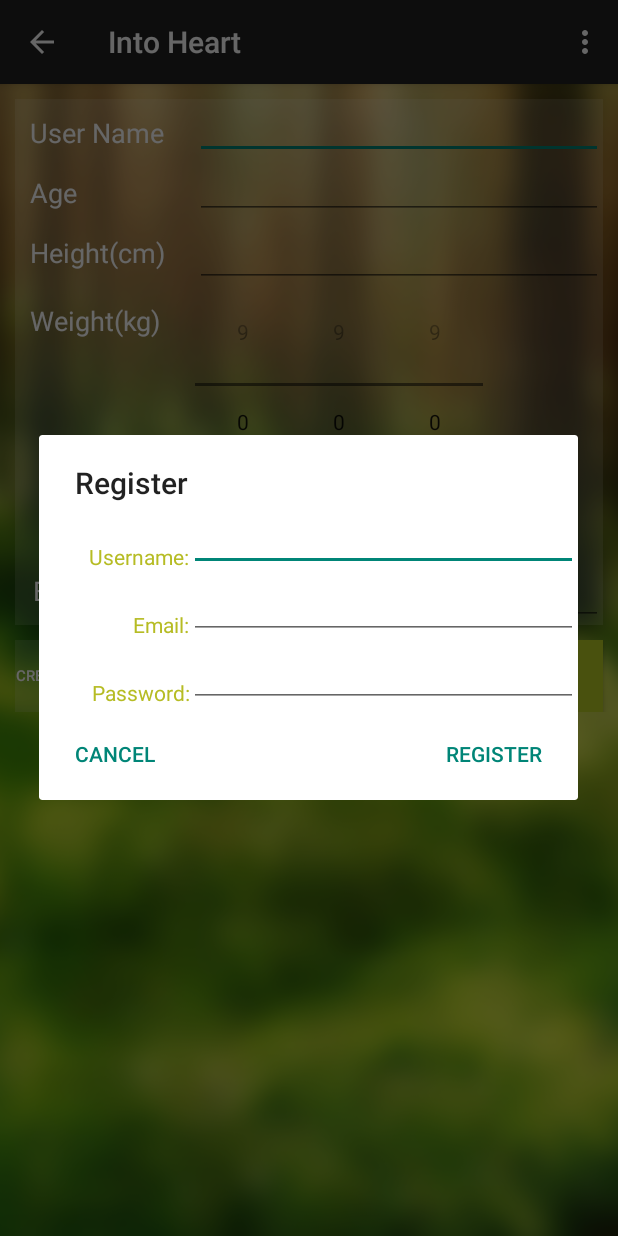
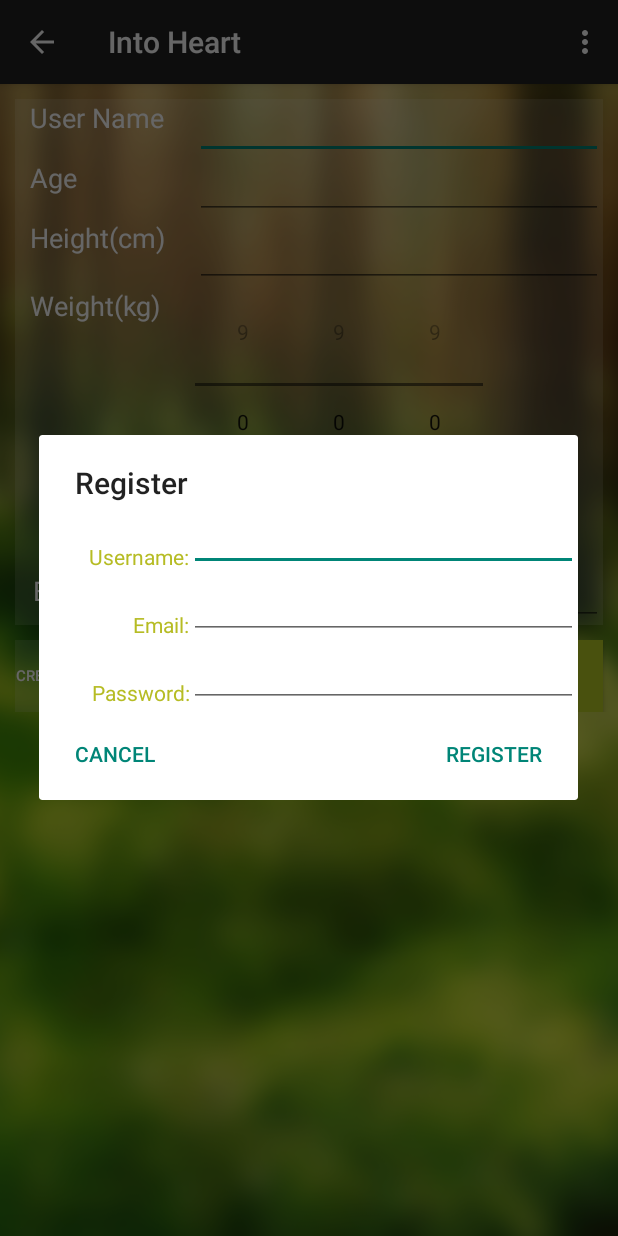
Before and after one commit to aahung/IntoHeart, an Android app: the fragment UserinfoFragment placed in its activity, after a tap on "CREAT AN ACCOUNT", on a phone screen of 412 x 824 dp. Run offline under Robolectric (Android 15) with nearby library versions, the phone set to English and light mode, and no system bars; our stand-ins replace ButterKnife; libraries missing offline, so code that uses them is left out: com.jjoe64.graphview, junit.framework, retrofit.client; 22 statements that could not run were skipped.

Commit message:
1.alerdialog_signup输入文字的颜色 2.疾病百科相关 3.sign up 和log in 的showsimplemessage内容更改 4 user info page 的文字对齐

```diff
--- a/IntoHeart/app/src/main/res/layout/alertdialog_signup.xml
+++ b/IntoHeart/app/src/main/res/layout/alertdialog_signup.xml
@@ -18,8 +18,7 @@
         <EditText
             android:layout_width="match_parent"
             android:layout_height="match_parent"
-            android:id="@+id/name_edit"
-            android:textColor="#ffffff" />
+            android:id="@+id/name_edit" />
     </LinearLayout>
     <LinearLayout
         android:orientation="horizontal"
@@ -36,8 +35,7 @@
         <EditText
             android:layout_width="match_parent"
             android:layout_height="match_parent"
-            android:id="@+id/email_edit"
-            android:textColor="#ffffff" />
+            android:id="@+id/email_edit" />
         </LinearLayout>
     <LinearLayout
         android:orientation="horizontal"
@@ -55,7 +53,6 @@
         <EditText
             android:layout_width="match_parent"
             android:layout_height="match_parent"
-            android:id="@+id/password_edit"
-            android:textColor="#ffffff" />
+            android:id="@+id/password_edit" />
     </LinearLayout>
 </LinearLayout>
--- a/IntoHeart/app/src/main/res/layout/fragment_userinfo.xml
+++ b/IntoHeart/app/src/main/res/layout/fragment_userinfo.xml
@@ -38,7 +38,6 @@
                             android:textAppearance="?android:attr/textAppearanceMedium"
                             android:text="User Name"
                             android:id="@+id/textView2"
-                            android:layout_marginTop="10dp"
                             android:layout_marginLeft="10dp"
                             android:textColor="#ffffff" />
                     </LinearLayout>
@@ -76,7 +75,6 @@
                             android:textAppearance="?android:attr/textAppearanceMedium"
                             android:text="Age"
                             android:id="@+id/textView3"
-                            android:layout_marginTop="10dp"
                             android:layout_marginLeft="10dp"
                             android:textColor="#ffffff" />
                     </LinearLayout>
@@ -112,7 +110,6 @@
                             android:textAppearance="?android:attr/textAppearanceMedium"
                             android:text="Height(cm)"
                             android:id="@+id/textView4"
-                            android:layout_marginTop="10dp"
                             android:layout_marginLeft="10dp"
                             android:textColor="#ffffff" />
                     </LinearLayout>
@@ -147,7 +144,6 @@
                             android:textAppearance="?android:attr/textAppearanceMedium"
                             android:text="Weight(kg)"
                             android:id="@+id/textView5"
-                            android:layout_marginTop="10dp"
                             android:layout_marginLeft="10dp"
                             android:textColor="#ffffff" />
                     </LinearLayout>
```
Also changed, not shown: IntoHeart/app/src/main/res/layout/activity_disease_detail.xml (added, +9 -0 lines), IntoHeart/app/src/main/res/layout/activity_disease_list.xml (added, +13 -0 lines).
